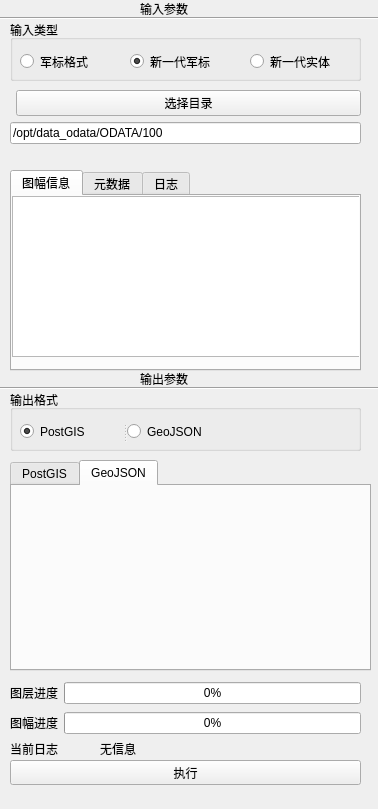
This is src/plugins/txtinput/txtinputDock.ui in ParnDeedlit/QGIS as Qt 5 draws it before an edit. The edited form follows.
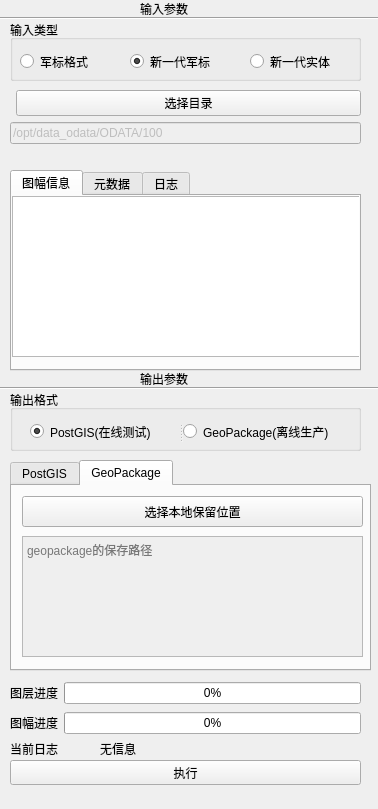
This is the edited form. The open tabs and pages were chosen to show the change.

Commit message: feat:local geopackage

What changed in the file:
```diff
--- a/src/plugins/txtinput/txtinputDock.ui
+++ b/src/plugins/txtinput/txtinputDock.ui
@@ -85,6 +85,9 @@
      </item>
      <item row="1" column="0" colspan="2">
       <widget class="QLineEdit" name="directoryEdit">
+       <property name="enabled">
+        <bool>false</bool>
+       </property>
        <property name="text">
         <string>/opt/data_odata/ODATA/100</string>
        </property>
@@ -307,8 +310,37 @@
     </widget>
     <widget class="QWidget" name="tab_5">
      <attribute name="title">
-      <string>GeoJSON</string>
+      <string>GeoPackage</string>
      </attribute>
+     <widget class="QPushButton" name="selectGeopackageDirctionButton">
+      <property name="geometry">
+       <rect>
+        <x>10</x>
+        <y>10</y>
+        <width>341</width>
+        <height>31</height>
+       </rect>
+      </property>
+      <property name="text">
+       <string>选择本地保留位置</string>
+      </property>
+     </widget>
+     <widget class="QTextEdit" name="geopackageDirectoryEdit">
+      <property name="enabled">
+       <bool>false</bool>
+      </property>
+      <property name="geometry">
+       <rect>
+        <x>10</x>
+        <y>50</y>
+        <width>341</width>
+        <height>121</height>
+       </rect>
+      </property>
+      <property name="placeholderText">
+       <string>geopackage的保存路径</string>
+      </property>
+     </widget>
     </widget>
    </widget>
    <widget class="QWidget" name="layoutWidget">
@@ -421,9 +453,9 @@
     <widget class="QSplitter" name="splitter">
      <property name="geometry">
       <rect>
-       <x>10</x>
+       <x>20</x>
        <y>30</y>
-       <width>224</width>
+       <width>331</width>
        <height>23</height>
       </rect>
      </property>
@@ -432,7 +464,7 @@
      </property>
      <widget class="QRadioButton" name="radioPostgis">
       <property name="text">
-       <string>PostGIS</string>
+       <string>PostGIS(在线测试)</string>
       </property>
       <property name="checked">
        <bool>true</bool>
@@ -440,7 +472,7 @@
      </widget>
      <widget class="QRadioButton" name="radioGeojson">
       <property name="text">
-       <string>GeoJSON</string>
+       <string>GeoPackage(离线生产)</string>
       </property>
      </widget>
     </widget>
```
Left out of the diff: 2 changed lines with no effect on the pictures. The commit also changes 11 other files.
